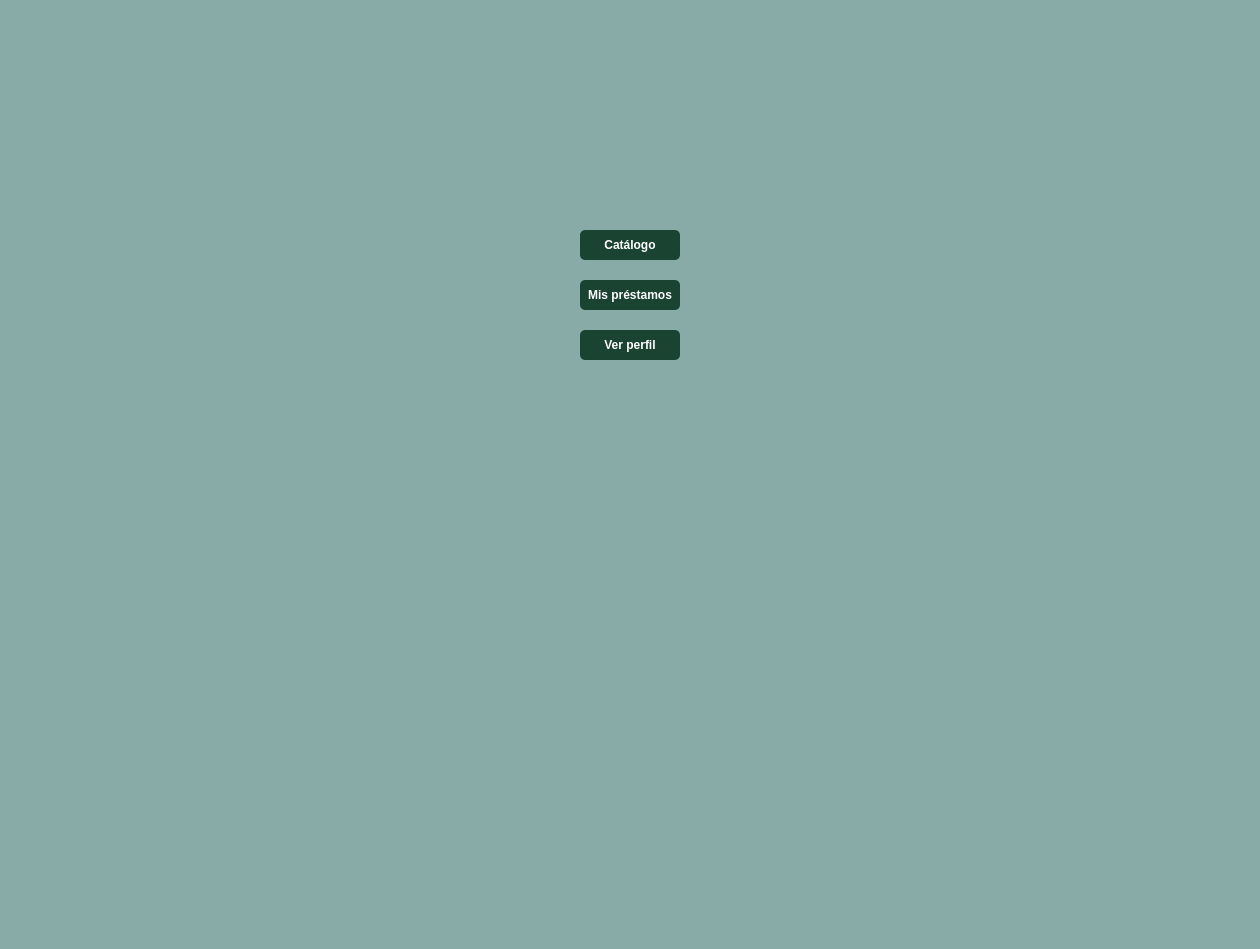
Before: the Qt Designer form src/vista/Ui/VistaEstudiante.ui in ivantm1/proyecto-software, drawn with Qt 5.
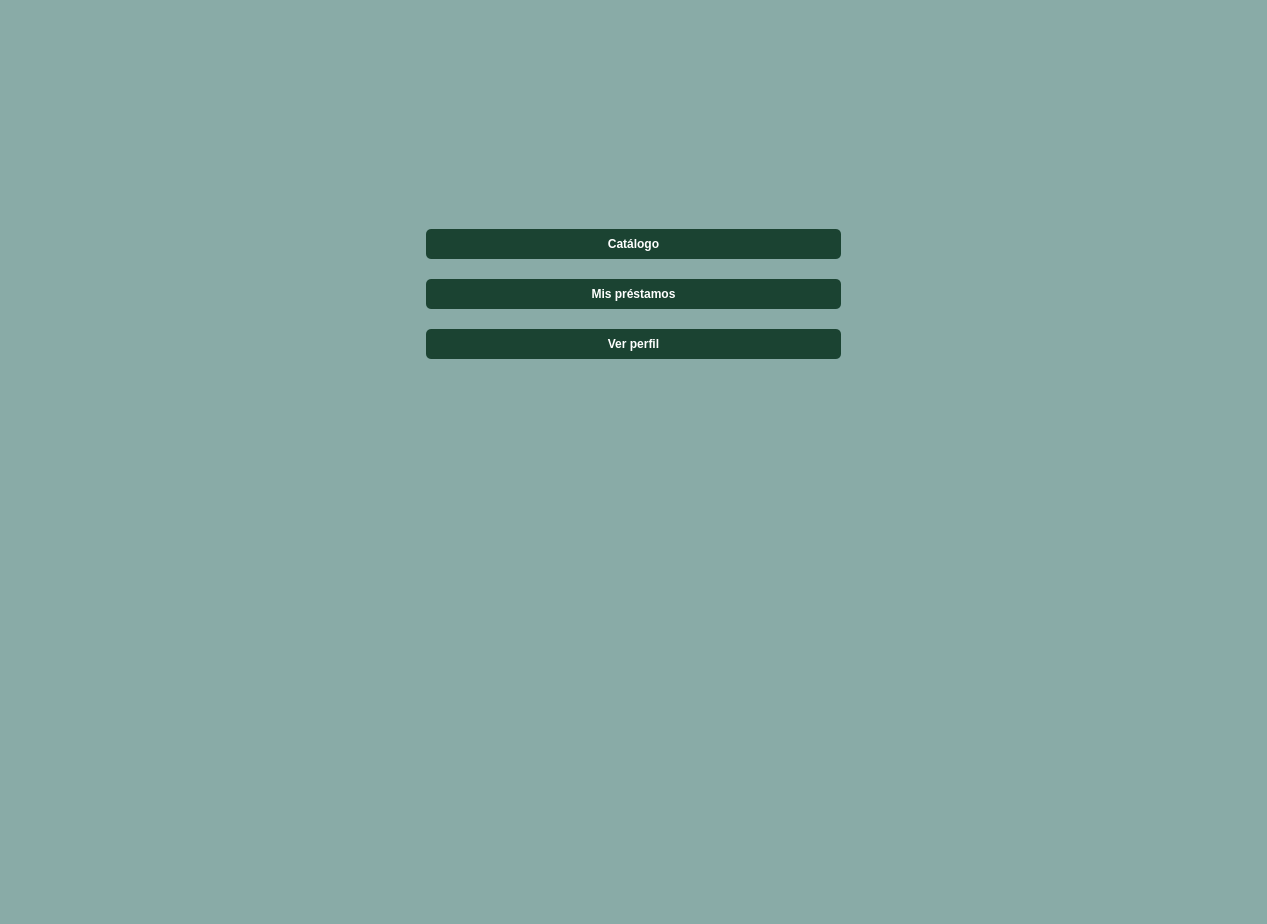
After: the same form once the commit is applied. Icons and pictures are not drawn.

Commit message: "Cambios en las vistas"

```diff
--- a/src/vista/Ui/VistaEstudiante.ui
+++ b/src/vista/Ui/VistaEstudiante.ui
@@ -6,8 +6,8 @@
    <rect>
     <x>0</x>
     <y>0</y>
-    <width>1260</width>
-    <height>949</height>
+    <width>1267</width>
+    <height>924</height>
    </rect>
   </property>
   <property name="windowTitle">
@@ -42,7 +42,7 @@
       <number>20</number>
      </property>
      <property name="sizeConstraint">
-      <enum>QLayout::SetDefaultConstraint</enum>
+      <enum>QLayout::SetMinAndMaxSize</enum>
      </property>
      <item>
       <spacer name="verticalSpacer">
@@ -65,6 +65,19 @@
        <property name="bottomMargin">
         <number>20</number>
        </property>
+       <item>
+        <spacer name="horizontalSpacer_3">
+         <property name="orientation">
+          <enum>Qt::Horizontal</enum>
+         </property>
+         <property name="sizeHint" stdset="0">
+          <size>
+           <width>40</width>
+           <height>20</height>
+          </size>
+         </property>
+        </spacer>
+       </item>
        <item>
         <widget class="QLabel" name="imagen_ule">
          <property name="enabled">
@@ -72,7 +85,7 @@
          </property>
          <property name="maximumSize">
           <size>
-           <width>300</width>
+           <width>260</width>
            <height>200</height>
           </size>
          </property>
@@ -87,10 +100,26 @@
          </property>
         </widget>
        </item>
+       <item>
+        <spacer name="horizontalSpacer_4">
+         <property name="orientation">
+          <enum>Qt::Horizontal</enum>
+         </property>
+         <property name="sizeHint" stdset="0">
+          <size>
+           <width>40</width>
+           <height>20</height>
+          </size>
+         </property>
+        </spacer>
+       </item>
       </layout>
      </item>
      <item>
-      <widget class="QPushButton" name="boton_catalogo_2">
+      <layout class="QVBoxLayout" name="verticalLayout_4"/>
+     </item>
+     <item>
+      <widget class="QPushButton" name="boton_catalogo">
        <property name="styleSheet">
         <string notr="true">QPushButton {
     background-color: #1B4332; 
@@ -138,7 +167,7 @@
       </widget>
      </item>
      <item>
-      <widget class="QPushButton" name="boton_catalogo">
+      <widget class="QPushButton" name="boton_perfil">
        <property name="styleSheet">
         <string notr="true">QPushButton {
     background-color: #1B4332; 
@@ -161,45 +190,6 @@
        </property>
       </widget>
      </item>
-     <item>
-      <spacer name="verticalSpacer_3">
-       <property name="orientation">
-        <enum>Qt::Vertical</enum>
-       </property>
-       <property name="sizeHint" stdset="0">
-        <size>
-         <width>20</width>
-         <height>40</height>
-        </size>
-       </property>
-      </spacer>
-     </item>
-     <item>
-      <spacer name="verticalSpacer_4">
-       <property name="orientation">
-        <enum>Qt::Vertical</enum>
-       </property>
-       <property name="sizeHint" stdset="0">
-        <size>
-         <width>20</width>
-         <height>40</height>
-        </size>
-       </property>
-      </spacer>
-     </item>
-     <item>
-      <spacer name="verticalSpacer_2">
-       <property name="orientation">
-        <enum>Qt::Vertical</enum>
-       </property>
-       <property name="sizeHint" stdset="0">
-        <size>
-         <width>20</width>
-         <height>40</height>
-        </size>
-       </property>
-      </spacer>
-     </item>
      <item>
       <spacer name="verticalSpacer_7">
        <property name="orientation">
@@ -213,23 +203,63 @@
        </property>
       </spacer>
      </item>
+     <item>
+      <spacer name="verticalSpacer_5">
+       <property name="orientation">
+        <enum>Qt::Vertical</enum>
+       </property>
+       <property name="sizeHint" stdset="0">
+        <size>
+         <width>20</width>
+         <height>40</height>
+        </size>
+       </property>
+      </spacer>
+     </item>
+     <item>
+      <spacer name="verticalSpacer_6">
+       <property name="orientation">
+        <enum>Qt::Vertical</enum>
+       </property>
+       <property name="sizeHint" stdset="0">
+        <size>
+         <width>20</width>
+         <height>40</height>
+        </size>
+       </property>
+      </spacer>
+     </item>
+     <item>
+      <spacer name="verticalSpacer_2">
+       <property name="orientation">
+        <enum>Qt::Vertical</enum>
+       </property>
+       <property name="sizeHint" stdset="0">
+        <size>
+         <width>20</width>
+         <height>40</height>
+        </size>
+       </property>
+      </spacer>
+     </item>
     </layout>
    </item>
    <item>
-    <spacer name="horizontalSpacer_2">
-     <property name="orientation">
-      <enum>Qt::Horizontal</enum>
-     </property>
-     <property name="sizeHint" stdset="0">
-      <size>
-       <width>40</width>
-       <height>20</height>
-      </size>
-     </property>
-    </spacer>
-   </item>
-   <item>
-    <layout class="QHBoxLayout" name="horizontalLayout_4"/>
+    <layout class="QHBoxLayout" name="horizontalLayout_4">
+     <item>
+      <spacer name="horizontalSpacer_2">
+       <property name="orientation">
+        <enum>Qt::Horizontal</enum>
+       </property>
+       <property name="sizeHint" stdset="0">
+        <size>
+         <width>40</width>
+         <height>20</height>
+        </size>
+       </property>
+      </spacer>
+     </item>
+    </layout>
    </item>
   </layout>
  </widget>
```
The commit also changes 1 other file.
